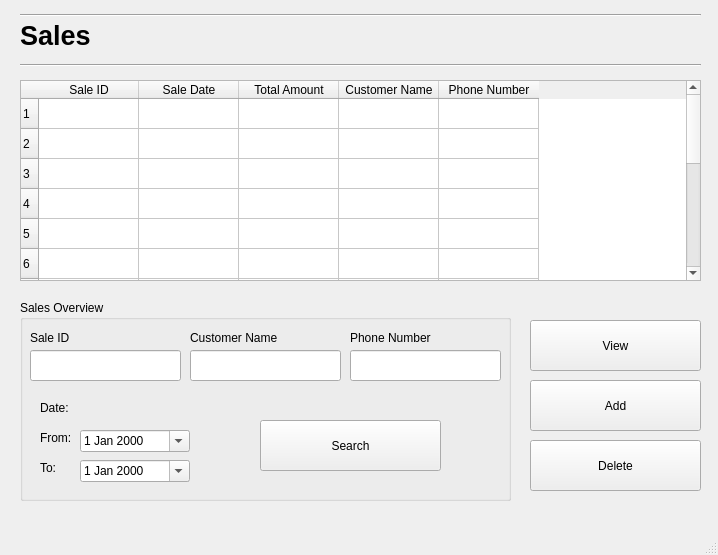
Old version of the form Screens/Sale.ui in the repository basil-ali-khan/Inventory-Management-System.
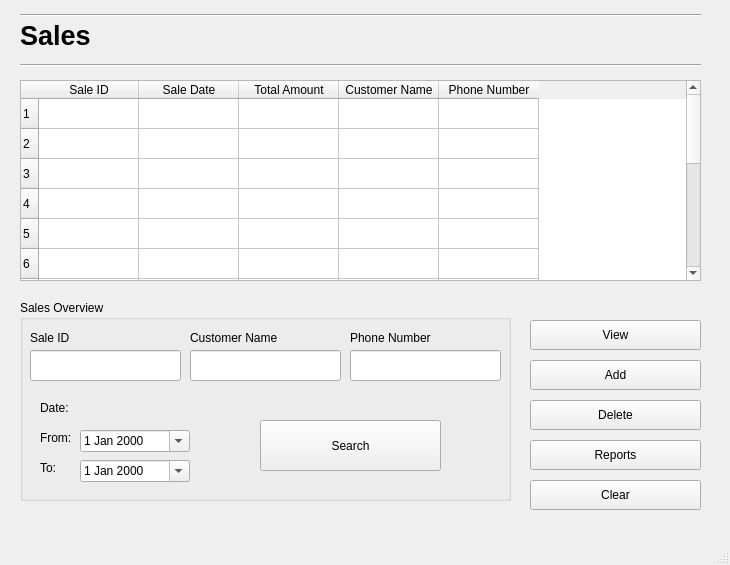
New version of the form.

Commit message: Sale and Purchase Complete

The edit to the form file:
```diff
--- a/Screens/Sale.ui
+++ b/Screens/Sale.ui
@@ -6,8 +6,8 @@
    <rect>
     <x>0</x>
     <y>0</y>
-    <width>718</width>
-    <height>555</height>
+    <width>730</width>
+    <height>565</height>
    </rect>
   </property>
   <property name="windowTitle">
@@ -168,9 +168,9 @@
     <property name="geometry">
      <rect>
       <x>530</x>
-      <y>440</y>
+      <y>400</y>
       <width>171</width>
-      <height>51</height>
+      <height>30</height>
      </rect>
     </property>
     <property name="text">
@@ -367,9 +367,9 @@
     <property name="geometry">
      <rect>
       <x>530</x>
-      <y>380</y>
+      <y>360</y>
       <width>171</width>
-      <height>51</height>
+      <height>30</height>
      </rect>
     </property>
     <property name="text">
@@ -382,13 +382,39 @@
       <x>530</x>
       <y>320</y>
       <width>171</width>
-      <height>51</height>
+      <height>30</height>
      </rect>
     </property>
     <property name="text">
      <string>View</string>
     </property>
    </widget>
+   <widget class="QPushButton" name="reportsButton">
+    <property name="geometry">
+     <rect>
+      <x>530</x>
+      <y>440</y>
+      <width>171</width>
+      <height>30</height>
+     </rect>
+    </property>
+    <property name="text">
+     <string>Reports</string>
+    </property>
+   </widget>
+   <widget class="QPushButton" name="clearButton">
+    <property name="geometry">
+     <rect>
+      <x>530</x>
+      <y>480</y>
+      <width>171</width>
+      <height>30</height>
+     </rect>
+    </property>
+    <property name="text">
+     <string>Clear</string>
+    </property>
+   </widget>
   </widget>
   <widget class="QMenuBar" name="menubar">
    <property name="geometry">
```
Left out of the diff: 5 changed lines with no effect on the pictures. The commit also changes 15 other files.
